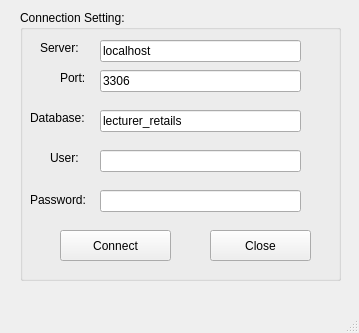
First picture: the form in CLASS_EXERCISES/MLBAProject/UI/DatabaseConnect.ui, repository kiuu1524/Machine-Learning-in-BA-YenKieu, before the edit.
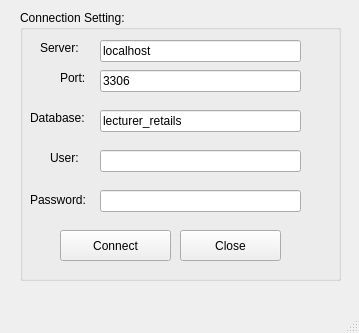
Second picture: the form after the edit. Icons and pictures are not drawn.

```diff
--- a/CLASS_EXERCISES/MLBAProject/UI/DatabaseConnect.ui
+++ b/CLASS_EXERCISES/MLBAProject/UI/DatabaseConnect.ui
@@ -183,7 +183,7 @@
     <widget class="QPushButton" name="pushButtonClose">
      <property name="geometry">
       <rect>
-       <x>190</x>
+       <x>160</x>
        <y>220</y>
        <width>101</width>
        <height>31</height>
```
